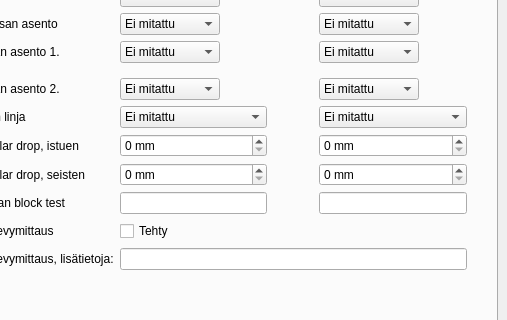
First picture: the form in tabbed_design.ui, repository jjnurminen/liikelaaj, before the edit; both pictures show x 554 to 1061 and y 147 to 467 of the 1061 by 787 pixel window.
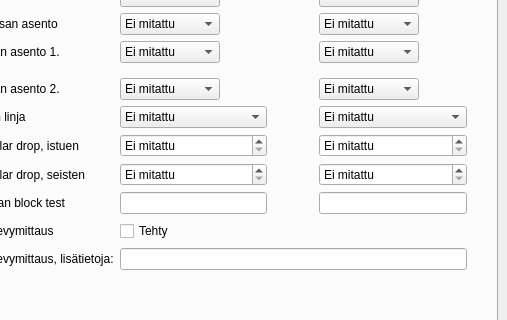
Second picture: the form after the edit. The open tabs and pages were chosen to show the change. Custom widgets are drawn as their Qt base class.

Commit message: fix default values for nav drop

Diff of the .ui file:
```diff
--- a/tabbed_design.ui
+++ b/tabbed_design.ui
@@ -3285,42 +3285,78 @@
           </item>
           <item row="13" column="7">
            <widget class="QSpinBox" name="spJalkatNavDropSeistenOik">
+            <property name="specialValueText">
+             <string>Ei mitattu</string>
+            </property>
             <property name="suffix">
              <string> mm</string>
             </property>
+            <property name="minimum">
+             <number>-1</number>
+            </property>
             <property name="maximum">
              <number>100</number>
             </property>
+            <property name="value">
+             <number>-1</number>
+            </property>
            </widget>
           </item>
           <item row="13" column="9">
            <widget class="QSpinBox" name="spJalkatNavDropSeistenVas">
+            <property name="specialValueText">
+             <string>Ei mitattu</string>
+            </property>
             <property name="suffix">
              <string> mm</string>
             </property>
+            <property name="minimum">
+             <number>-1</number>
+            </property>
             <property name="maximum">
              <number>100</number>
             </property>
+            <property name="value">
+             <number>-1</number>
+            </property>
            </widget>
           </item>
           <item row="12" column="7">
            <widget class="QSpinBox" name="spJalkatNavDropIstuenOik">
+            <property name="specialValueText">
+             <string>Ei mitattu</string>
+            </property>
             <property name="suffix">
              <string> mm</string>
             </property>
+            <property name="minimum">
+             <number>-1</number>
+            </property>
             <property name="maximum">
              <number>100</number>
             </property>
+            <property name="value">
+             <number>-1</number>
+            </property>
            </widget>
           </item>
           <item row="12" column="9">
            <widget class="QSpinBox" name="spJalkatNavDropIstuenVas">
+            <property name="specialValueText">
+             <string>Ei mitattu</string>
+            </property>
             <property name="suffix">
              <string> mm</string>
             </property>
+            <property name="minimum">
+             <number>-1</number>
+            </property>
             <property name="maximum">
              <number>100</number>
             </property>
+            <property name="value">
+             <number>-1</number>
+            </property>
            </widget>
           </item>
           <item row="13" column="6">
```
The commit also changes 1 other file.
